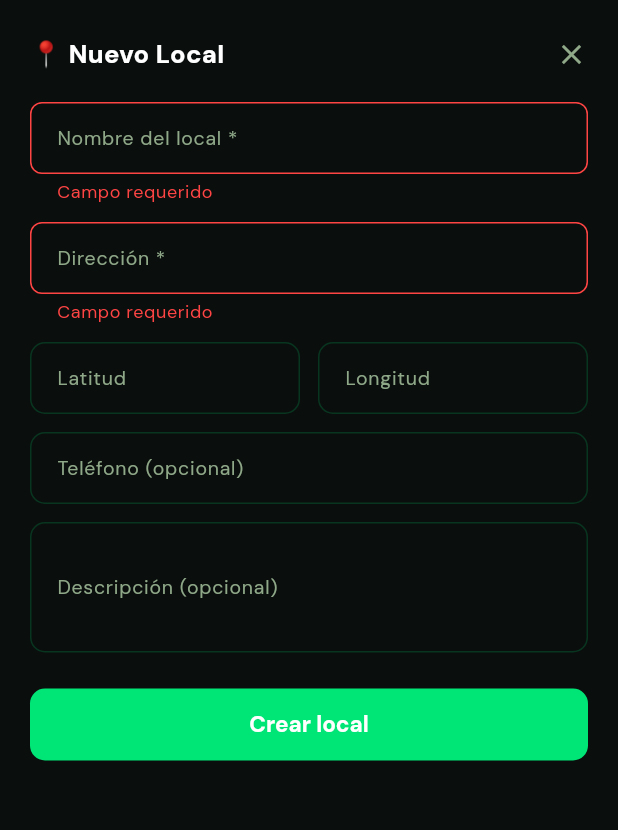
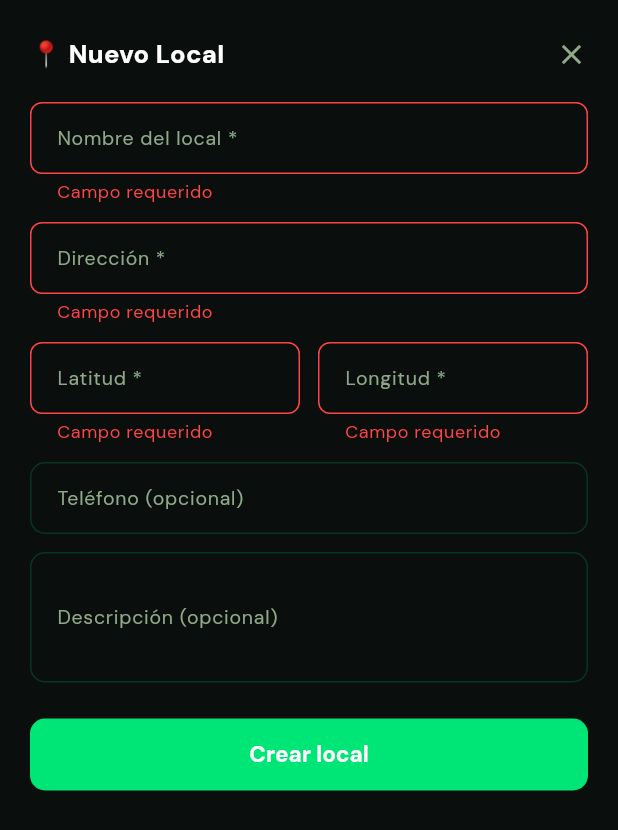
Before and after one commit to Jsinnovatech/PICHANGAYA, a Flutter app: the _FormLocal widget shown alone on an empty page, opened directly with empty values, after a tap on "Crear local", on a phone screen of 412 x 824 dp. Shown: the top 830 px of the screen. Run offline on Flutter 3.47's test engine with Material 3 defaults, Android fonts, the phone set to English and light mode, and no system bars; our stand-ins replace dio, firebase_core, firebase_messaging, fl_chart, flutter_local_notifications, flutter_map and 7 more; accounts and stored records are empty; network calls fail.

Commit message:
fix(admin): agregar tab Horarios al sidebar y corregir bugs de UI en panel admin
- admin_shell: AgregaAdminHorariosPage al sidebar y _pages (era inaccesible)
- admin_horarios_page: error handling en _cargarCanchas ahora muestra mensaje y botón reintentar
- admin_locales_page: lat/lng ahora son requeridos en el form (antes causaba 422 en el backend)

Co-Authored-By: Claude Sonnet 4.6 <noreply@anthropic.com>

```diff
--- a/frontend/lib/features/admin/pages/admin_locales_page.dart
+++ b/frontend/lib/features/admin/pages/admin_locales_page.dart
@@ -387,8 +387,8 @@ class _FormLocalState extends State<_FormLocal> {
     final data = {
       'nombre'     : _nombre.text.trim(),
       'direccion'  : _direccion.text.trim(),
-      if (_lat.text.trim().isNotEmpty) 'lat': double.tryParse(_lat.text.trim()),
-      if (_lng.text.trim().isNotEmpty) 'lng': double.tryParse(_lng.text.trim()),
+      'lat'        : double.tryParse(_lat.text.trim()) ?? 0.0,
+      'lng'        : double.tryParse(_lng.text.trim()) ?? 0.0,
       if (_telefono.text.trim().isNotEmpty)    'telefono':    _telefono.text.trim(),
       if (_descripcion.text.trim().isNotEmpty) 'descripcion': _descripcion.text.trim(),
     };
@@ -441,9 +441,9 @@ class _FormLocalState extends State<_FormLocal> {
             _campo(_direccion, 'Dirección *', required: true),
             const SizedBox(height: 12),
             Row(children: [
-              Expanded(child: _campo(_lat, 'Latitud', tipo: TextInputType.numberWithOptions(decimal: true, signed: true))),
+              Expanded(child: _campo(_lat, 'Latitud *', required: true, tipo: TextInputType.numberWithOptions(decimal: true, signed: true))),
               const SizedBox(width: 12),
-              Expanded(child: _campo(_lng, 'Longitud', tipo: TextInputType.numberWithOptions(decimal: true, signed: true))),
+              Expanded(child: _campo(_lng, 'Longitud *', required: true, tipo: TextInputType.numberWithOptions(decimal: true, signed: true))),
             ]),
             const SizedBox(height: 12),
             _campo(_telefono, 'Teléfono (opcional)', tipo: TextInputType.phone),
--- a/frontend/lib/features/admin/screens/admin_shell.dart
+++ b/frontend/lib/features/admin/screens/admin_shell.dart
@@ -15,6 +15,7 @@ import 'package:pichangaya/features/admin/pages/admin_locales_page.dart';
 import 'package:pichangaya/features/admin/pages/admin_reserva_manual_page.dart';
 import 'package:pichangaya/features/admin/pages/admin_suscripcion_page.dart';
 import 'package:pichangaya/features/admin/pages/admin_bloqueos_page.dart';
+import 'package:pichangaya/features/admin/pages/admin_horarios_page.dart';
 
 class AdminShell extends StatefulWidget {
   const AdminShell({super.key});
@@ -37,6 +38,7 @@ class _State extends State<AdminShell> {
     {'icon': '⏱️', 'label': 'Timers'},
     {'icon': '🧾', 'label': 'Facturación'},
     {'icon': '🏟️', 'label': 'Canchas'},
+    {'icon': '🗓️', 'label': 'Horarios'},
     {'icon': '🔒', 'label': 'Bloqueos'},
     {'icon': '📍', 'label': 'Locales'},
     {'icon': '💎', 'label': 'Suscripción'},
@@ -51,6 +53,7 @@ class _State extends State<AdminShell> {
     const AdminTimersPage(),
     const AdminFacturacionPage(),
     const AdminCanchasPage(),
+    const AdminHorariosPage(),
     const AdminBloqueosPage(),
     const AdminLocalesPage(),
     const AdminSuscripcionPage(),
@@ -209,6 +212,7 @@ class _State extends State<AdminShell> {
       '⏱️ Timers',
       '🧾 Facturación',
       '🏟️ Canchas',
+      '🗓️ Horarios',
       '🔒 Bloqueos de Horario',
       '📍 Locales',
       '💎 Suscripción',
```
Also changed, not shown: frontend/lib/features/admin/pages/admin_horarios_page.dart (+13 -2 lines).
